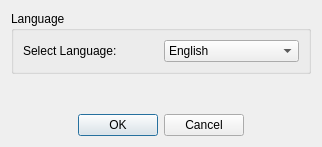
First picture: the form in app/ui/settingsdialog.ui, repository bilalobe/AceMatch, before the edit.
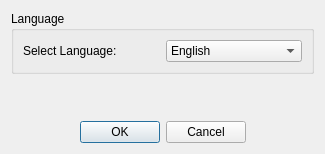
Second picture: the form after the edit.

```diff
--- a/app/ui/settingsdialog.ui
+++ b/app/ui/settingsdialog.ui
@@ -6,8 +6,8 @@
    <rect>
     <x>0</x>
     <y>0</y>
-    <width>322</width>
-    <height>147</height>
+    <width>325</width>
+    <height>154</height>
    </rect>
   </property>
   <property name="windowTitle">
```
Left out of the diff: 6 changed lines with no effect on the pictures.
